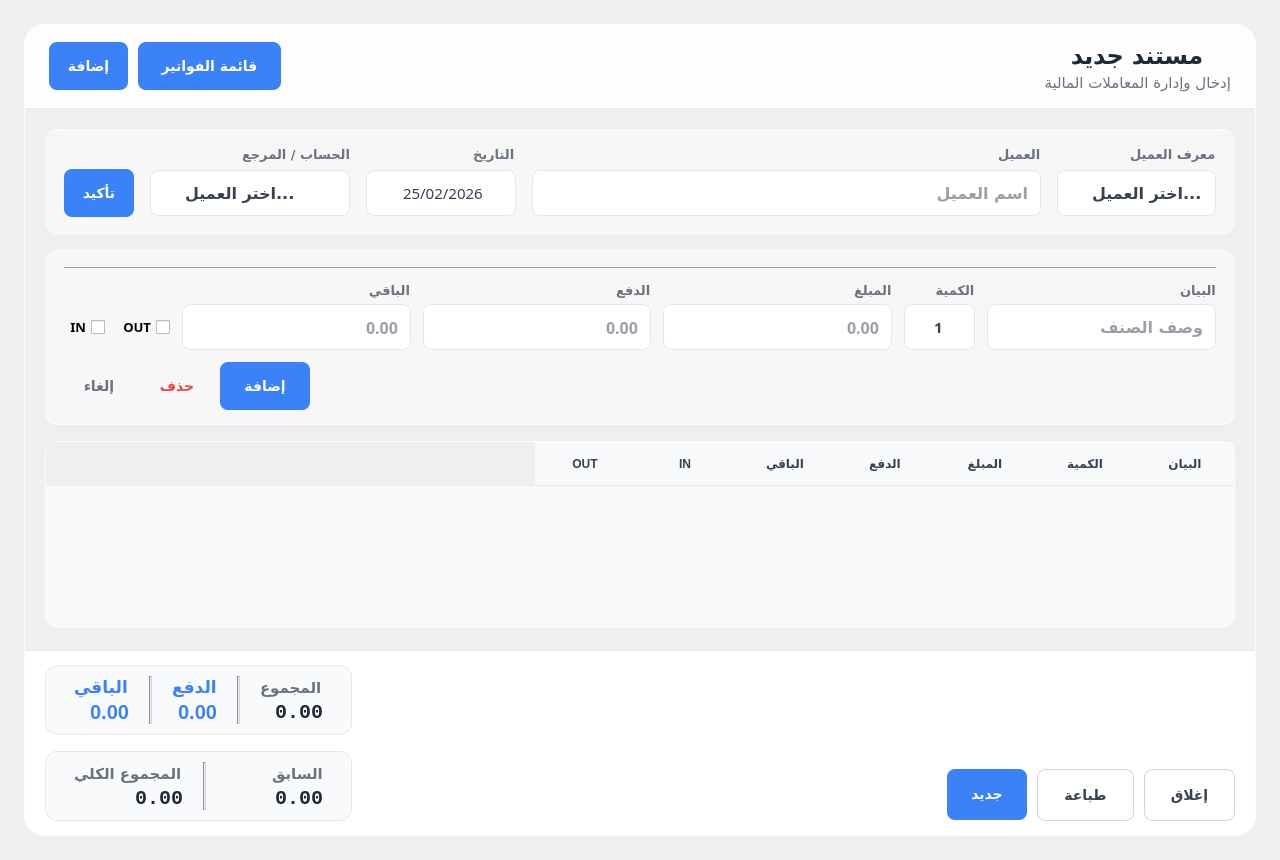
abdelfatah89/Agency_Manager, file src/daily_entry/daily_entry.ui: the form before one commit.
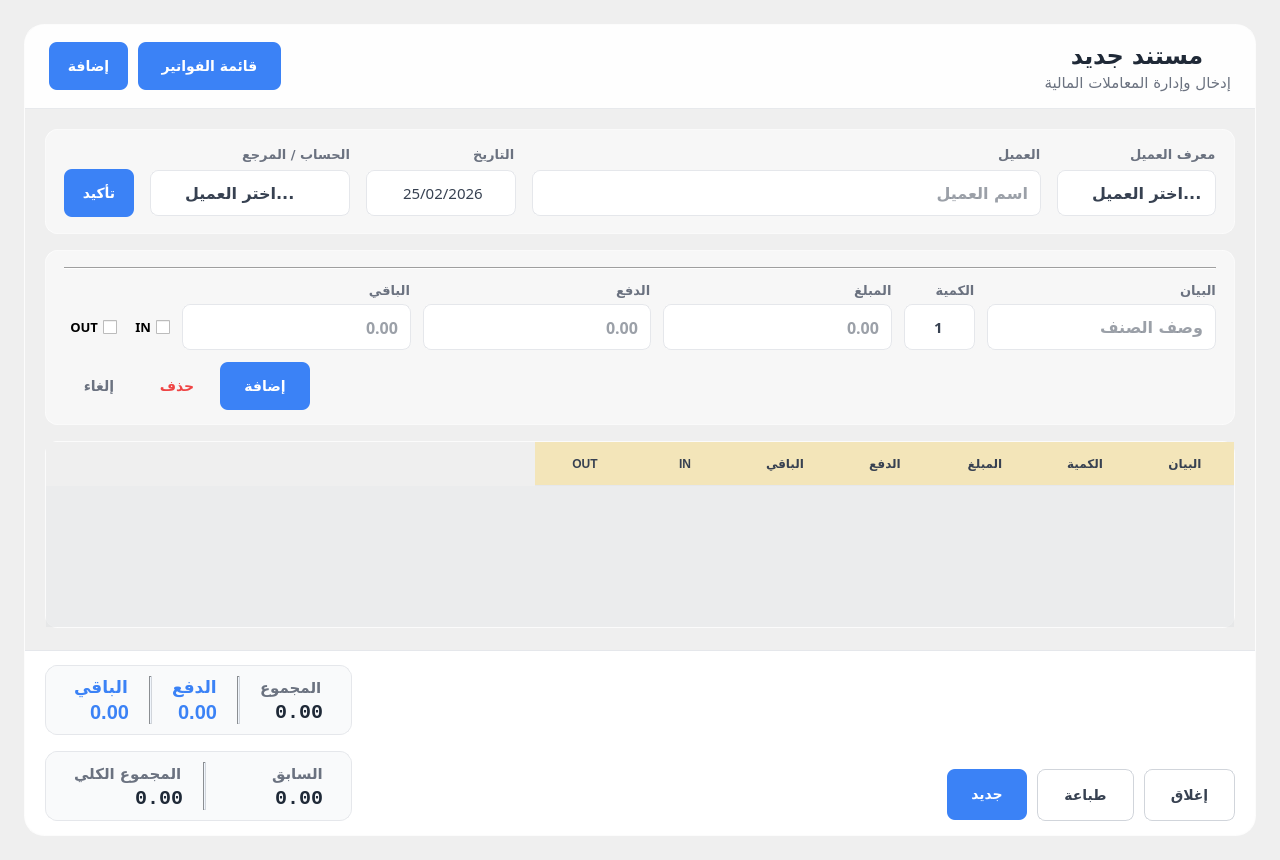
The form after the commit. Icons and pictures are not drawn.

Diff of the .ui file:
```diff
--- a/src/daily_entry/daily_entry.ui
+++ b/src/daily_entry/daily_entry.ui
@@ -940,6 +940,21 @@
                   </property>
                  </widget>
                 </item>
+                <item row="1" column="7">
+                 <widget class="QCheckBox" name="CheckBox_TransactionOut">
+                  <property name="font">
+                   <font>
+                    <family>Overpass</family>
+                    <pointsize>10</pointsize>
+                    <weight>75</weight>
+                    <bold>true</bold>
+                   </font>
+                  </property>
+                  <property name="text">
+                   <string>OUT</string>
+                  </property>
+                 </widget>
+                </item>
                 <item row="0" column="4" alignment="Qt::AlignLeft">
                  <widget class="QLabel" name="Label_ItemPayment">
                   <property name="font">
@@ -1174,21 +1189,6 @@
                  </widget>
                 </item>
                 <item row="1" column="6">
-                 <widget class="QCheckBox" name="CheckBox_TransactionOut">
-                  <property name="font">
-                   <font>
-                    <family>Overpass</family>
-                    <pointsize>10</pointsize>
-                    <weight>75</weight>
-                    <bold>true</bold>
-                   </font>
-                  </property>
-                  <property name="text">
-                   <string>OUT</string>
-                  </property>
-                 </widget>
-                </item>
-                <item row="1" column="7">
                  <widget class="QCheckBox" name="CheckBox_TransactionIn">
                   <property name="font">
                    <font>
@@ -1386,11 +1386,11 @@
                 </property>
                 <property name="styleSheet">
                  <string notr="true">QTableWidget#Table_TransactionsList {
-    background-color: transparent;
+    background-color: rgba(221, 223, 225, 125);
     border: none;
     gridline-color: rgba(243, 244, 246, 0.90);
 	font-family: &quot;Tajawal&quot;;
-    alternate-background-color: rgba(255, 255, 255, 0.22);
+    alternate-background-color: #F8FAFC;
     outline: none;
 }
 QTableWidget#Table_TransactionsList::item {
@@ -1402,7 +1402,7 @@
 QTableWidget#Table_TransactionsList::item:hover { background-color: rgba(239, 246, 255, 0.55); }
 QTableWidget#Table_TransactionsList::item:selected { background-color: #DBEAFE; color: #1E40AF; }
 QHeaderView::section {
-    background-color: rgba(249, 250, 251, 0.85);
+    background-color:rgba(255, 197, 21, 0.25);
     color: #374151;
 	font-family: &quot;Tajawal&quot;;
     font-size: 12px;
```
Left out of the diff: 331 changed lines with no effect on the pictures.
